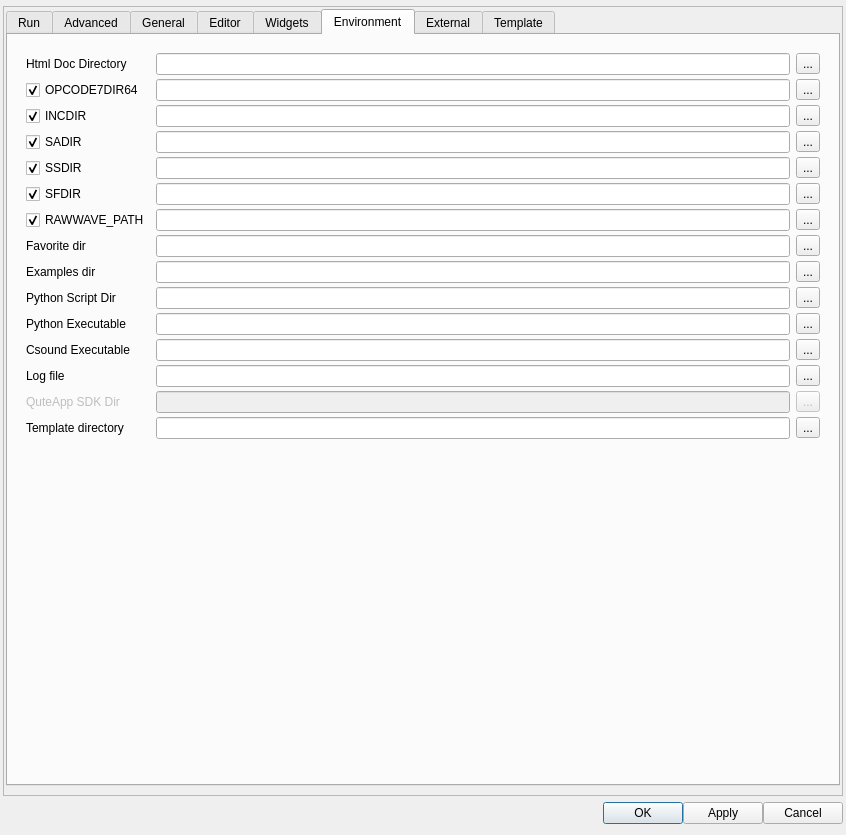
Before: the Qt Designer form src/configdialog.ui in mantaraya36/CsoundQt, drawn with Qt 5.
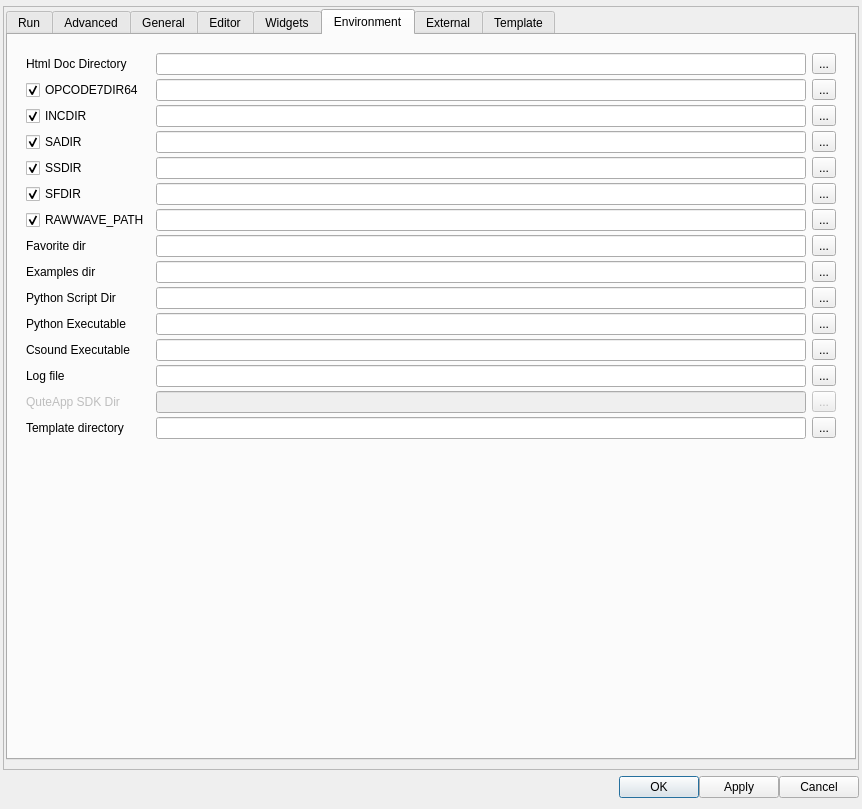
After: the same form once the commit is applied.

Commit message: Fixed column stretch in environLayout.

The edit to the form file:
```diff
--- a/src/configdialog.ui
+++ b/src/configdialog.ui
@@ -7,8 +7,8 @@
    <rect>
     <x>0</x>
     <y>0</y>
-    <width>846</width>
-    <height>835</height>
+    <width>862</width>
+    <height>809</height>
    </rect>
   </property>
   <property name="windowTitle">
@@ -46,8 +46,8 @@
        <rect>
         <x>0</x>
         <y>0</y>
-        <width>838</width>
-        <height>784</height>
+        <width>854</width>
+        <height>758</height>
        </rect>
       </property>
       <layout class="QGridLayout" name="gridLayout_18">
```
